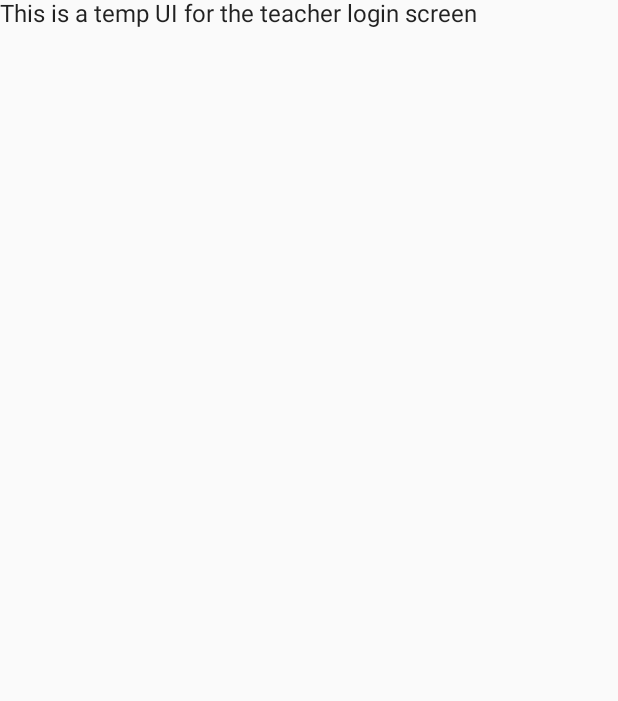
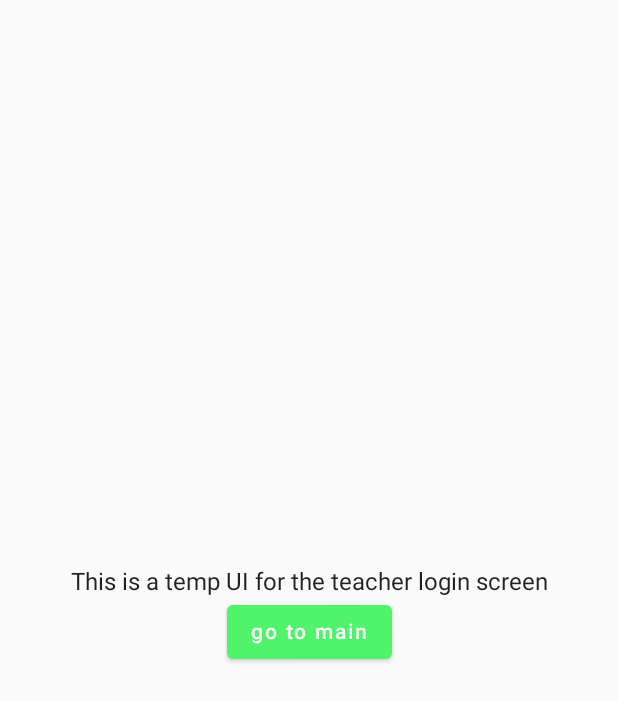
Before and after one commit to roma321m/Kong-Fu-Java, an Android app built with Jetpack Compose: the screen it shows after launch (MainActivity), after a tap on "Go to Teacher login screen", on a phone screen of 412 x 824 dp. Shown: the top 701 px of the screen. Run offline under Robolectric (Android 15) with nearby library versions, the phone set to English and light mode, and no system bars; our stand-ins replace Dagger/Hilt's generated code, accompanist; libraries missing offline, so code that uses them is left out: com.google.accompanist.navigation.

Commit message:
Added navigate from teacher to main

```diff
--- a/app/src/main/java/dorin_roman/app/kongfujava/navigation/Navigation.kt
+++ b/app/src/main/java/dorin_roman/app/kongfujava/navigation/Navigation.kt
@@ -28,7 +28,7 @@ fun SetupNavigation(
             navigateToLoginScreen = screen.userType
         )
         teacherLoginComposable(
-            navigateToMainScreen = screen.splash // fixme - change to main screen
+            navigateToMainScreen = screen.teacher
         )
         childLoginComposable(
             navigateToMainScreen = screen.child
--- a/app/src/main/java/dorin_roman/app/kongfujava/navigation/Screens.kt
+++ b/app/src/main/java/dorin_roman/app/kongfujava/navigation/Screens.kt
@@ -31,4 +31,8 @@ class Screens(navController: NavController) {
     val child: () -> Unit = {
         navController.navigate(route = MAIN_SCREEN)
     }
+
+    val teacher: () -> Unit = {
+        navController.navigate(route = MAIN_SCREEN)
+    }
 }
--- a/app/src/main/java/dorin_roman/app/kongfujava/ui/screens/teacher_login/TeacherLoginScreen.kt
+++ b/app/src/main/java/dorin_roman/app/kongfujava/ui/screens/teacher_login/TeacherLoginScreen.kt
@@ -1,7 +1,16 @@
 package dorin_roman.app.kongfujava.ui.screens.teacher_login
 
+import androidx.compose.foundation.layout.Arrangement
+import androidx.compose.foundation.layout.Column
+import androidx.compose.foundation.layout.fillMaxSize
+import androidx.compose.foundation.layout.padding
+import androidx.compose.material.Button
+import androidx.compose.material.MaterialTheme
 import androidx.compose.material.Text
 import androidx.compose.runtime.Composable
+import androidx.compose.ui.Alignment
+import androidx.compose.ui.Modifier
+import dorin_roman.app.kongfujava.ui.theme.spacing
 
 @Composable
 fun TeacherLoginScreen(
@@ -14,5 +23,16 @@ fun TeacherLoginScreen(
 fun TempUI(
     navigateToMainScreen: () -> Unit
 ) {
-    Text(text = "This is a temp UI for the teacher login screen")
+    Column(
+        modifier = Modifier
+            .fillMaxSize()
+            .padding(MaterialTheme.spacing.large),
+        verticalArrangement = Arrangement.Center,
+        horizontalAlignment = Alignment.CenterHorizontally
+    ) {
+        Text(text = "This is a temp UI for the teacher login screen")
+        Button(onClick = navigateToMainScreen) {
+            Text(text = "go to main")
+        }
+    }
 }
```
